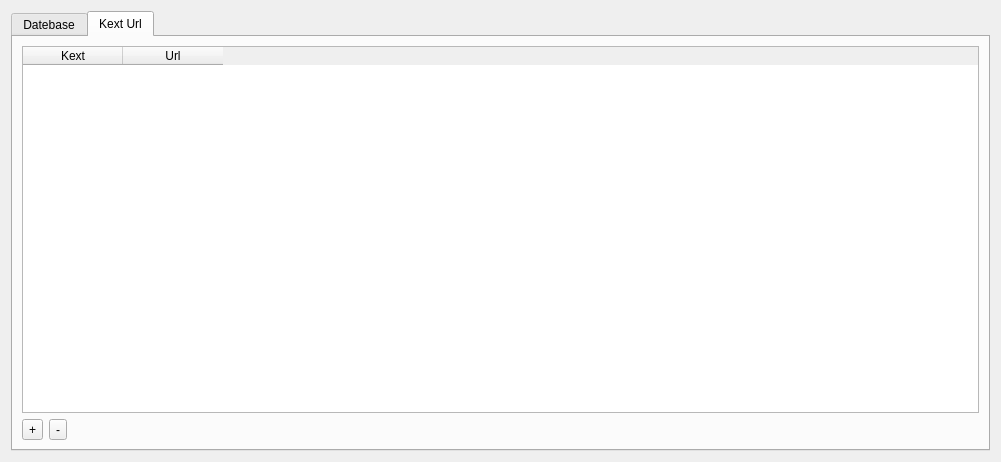
Above: dlgdatabase.ui from ic005k/OCAuxiliaryTools before the change. Below: the same form after it.
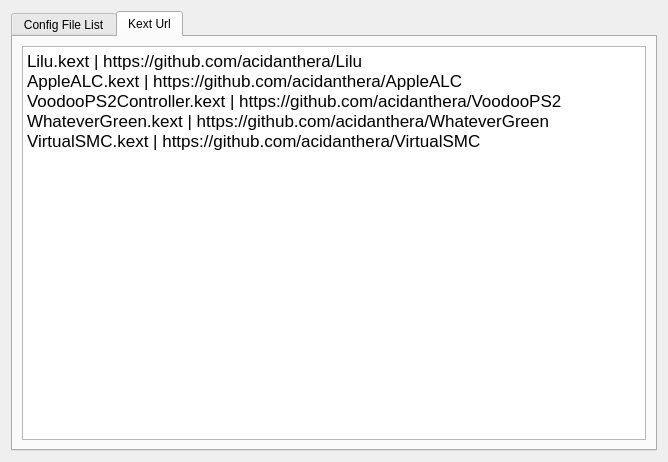
That is the form after the change. The open tabs and pages were chosen to show the change. Icons and pictures are not drawn.

Diff of the .ui file:
```diff
--- a/dlgdatabase.ui
+++ b/dlgdatabase.ui
@@ -6,7 +6,7 @@
    <rect>
     <x>0</x>
     <y>0</y>
-    <width>1001</width>
+    <width>668</width>
     <height>462</height>
    </rect>
   </property>
@@ -21,7 +21,7 @@
      </property>
      <widget class="QWidget" name="tab">
       <attribute name="title">
-       <string>Datebase</string>
+       <string>Config File List</string>
       </attribute>
       <layout class="QGridLayout" name="gridLayout">
        <item row="0" column="0">
@@ -104,50 +104,22 @@
        <string>Kext Url</string>
       </attribute>
       <layout class="QGridLayout" name="gridLayout_3">
-       <item row="0" column="0" colspan="3">
-        <widget class="QTableWidget" name="tableKextUrl">
-         <property name="columnCount">
-          <number>2</number>
+       <item row="0" column="0">
+        <widget class="QTextEdit" name="textEdit">
+         <property name="html">
+          <string>&lt;!DOCTYPE HTML PUBLIC &quot;-//W3C//DTD HTML 4.0//EN&quot; &quot;http://www.w3.org/TR/REC-html40/strict.dtd&quot;&gt;
+&lt;html&gt;&lt;head&gt;&lt;meta name=&quot;qrichtext&quot; content=&quot;1&quot; /&gt;&lt;style type=&quot;text/css&quot;&gt;
+p, li { white-space: pre-wrap; }
+&lt;/style&gt;&lt;/head&gt;&lt;body style=&quot; font-family:'.AppleSystemUIFont'; font-size:13pt; font-weight:400; font-style:normal;&quot;&gt;
+&lt;p style=&quot; margin-top:0px; margin-bottom:0px; margin-left:0px; margin-right:0px; -qt-block-indent:0; text-indent:0px;&quot;&gt;Lilu.kext | https://github.com/acidanthera/Lilu&lt;/p&gt;
+&lt;p style=&quot; margin-top:0px; margin-bottom:0px; margin-left:0px; margin-right:0px; -qt-block-indent:0; text-indent:0px;&quot;&gt;AppleALC.kext | https://github.com/acidanthera/AppleALC&lt;/p&gt;
+&lt;p style=&quot; margin-top:0px; margin-bottom:0px; margin-left:0px; margin-right:0px; -qt-block-indent:0; text-indent:0px;&quot;&gt;VoodooPS2Controller.kext | https://github.com/acidanthera/VoodooPS2&lt;/p&gt;
+&lt;p style=&quot; margin-top:0px; margin-bottom:0px; margin-left:0px; margin-right:0px; -qt-block-indent:0; text-indent:0px;&quot;&gt;WhateverGreen.kext | https://github.com/acidanthera/WhateverGreen&lt;/p&gt;
+&lt;p style=&quot; margin-top:0px; margin-bottom:0px; margin-left:0px; margin-right:0px; -qt-block-indent:0; text-indent:0px;&quot;&gt;VirtualSMC.kext | https://github.com/acidanthera/VirtualSMC&lt;/p&gt;
+&lt;p style=&quot;-qt-paragraph-type:empty; margin-top:0px; margin-bottom:0px; margin-left:0px; margin-right:0px; -qt-block-indent:0; text-indent:0px;&quot;&gt;&lt;br /&gt;&lt;/p&gt;&lt;/body&gt;&lt;/html&gt;</string>
          </property>
-         <column>
-          <property name="text">
-           <string>Kext</string>
-          </property>
-         </column>
-         <column>
-          <property name="text">
-           <string>Url</string>
-          </property>
-         </column>
         </widget>
        </item>
-       <item row="1" column="0">
-        <widget class="QToolButton" name="btnAdd">
-         <property name="text">
-          <string>+</string>
-         </property>
-        </widget>
-       </item>
-       <item row="1" column="1">
-        <widget class="QToolButton" name="btnDel">
-         <property name="text">
-          <string>-</string>
-         </property>
-        </widget>
-       </item>
-       <item row="1" column="2">
-        <spacer name="horizontalSpacer">
-         <property name="orientation">
-          <enum>Qt::Horizontal</enum>
-         </property>
-         <property name="sizeHint" stdset="0">
-          <size>
-           <width>854</width>
-           <height>20</height>
-          </size>
-         </property>
-        </spacer>
-       </item>
       </layout>
      </widget>
     </widget>
```
Left out of the diff: 34 changed lines with no effect on the pictures.
